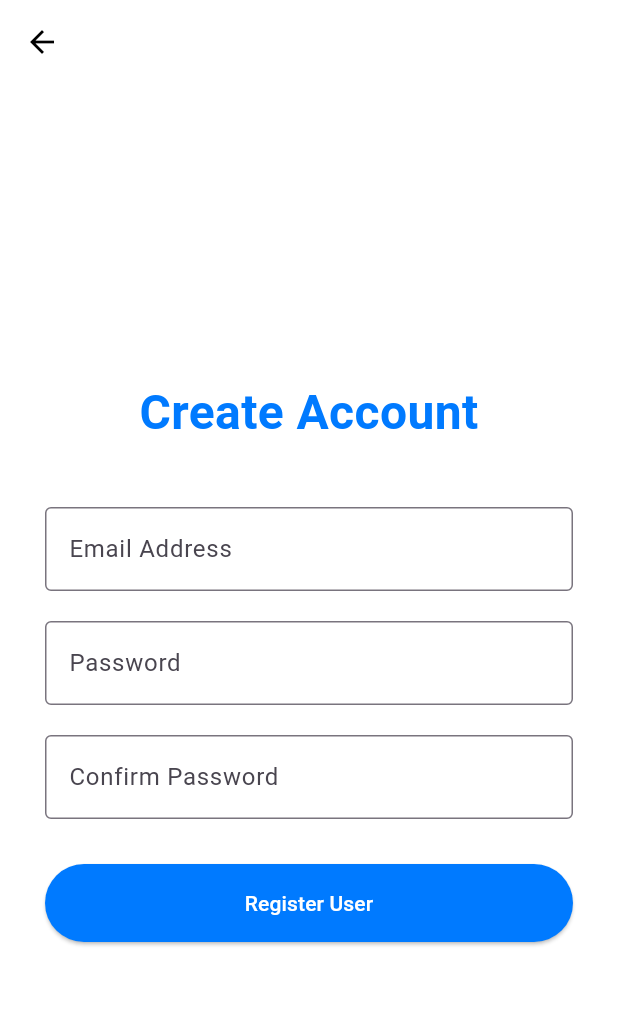
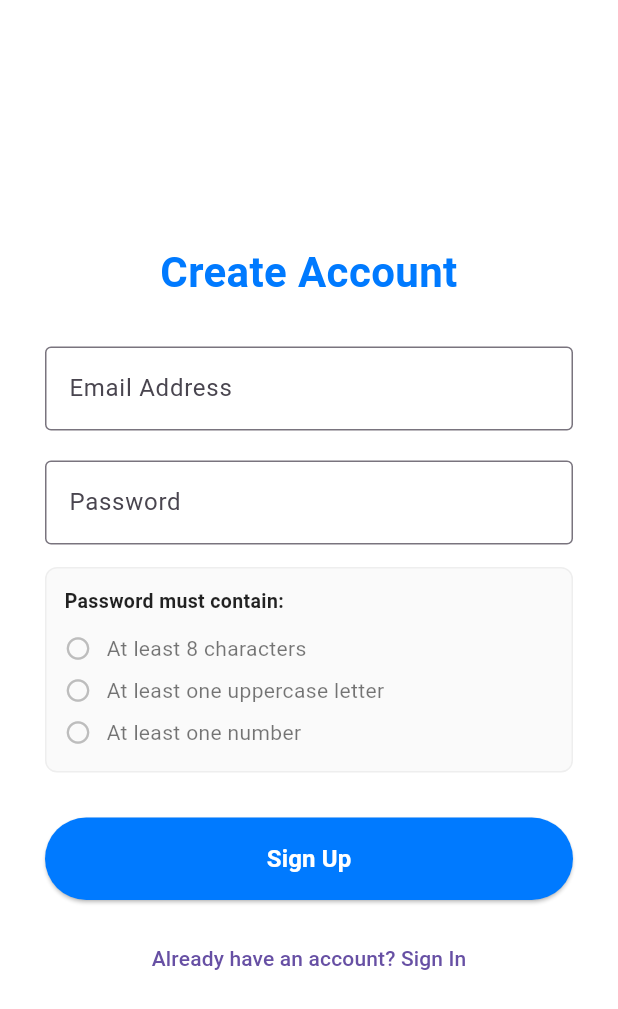
Before and after one commit to gloriap05/Airsense, a Flutter app: the SignUpPage screen opened directly, on a phone screen of 412 x 824 dp. Shown: the top 1009 px of the screen. Run offline on Flutter 3.47's test engine with Material 3 defaults, Android fonts, the phone set to English and light mode, and no system bars; our stand-ins replace cloud_firestore, firebase_auth, firebase_core, fl_chart, flutter_map, geocoding and 2 more; accounts and stored records are empty.

Commit message:
Update signup_page.dart

```diff
--- a/lib/signup_page.dart
+++ b/lib/signup_page.dart
@@ -13,38 +13,49 @@ class _SignUpPageState extends State<SignUpPage> {
   final _formKey = GlobalKey<FormState>();
   final _emailController = TextEditingController();
   final _passwordController = TextEditingController();
-  final _confirmPasswordController = TextEditingController();
   bool _isLoading = false;
+
+  // --- PASSWORD TRACKING STATES ---
+  bool _hasMinLength = false;
+  bool _hasUppercase = false;
+  bool _hasNumber = false;
 
   @override
   void dispose() {
     _emailController.dispose();
     _passwordController.dispose();
-    _confirmPasswordController.dispose();
     super.dispose();
   }
 
+  // Real-time text parsing on every keypress
+  void _validatePassword(String value) {
+    setState(() {
+      _hasMinLength = value.length >= 8;
+      _hasUppercase = value.contains(RegExp(r'[A-Z]'));
+      _hasNumber = value.contains(RegExp(r'[0-9]'));
+    });
+  }
+
+  // Active Firebase Account Registration Logic
   void _handleSignUp() async {
     if (_formKey.currentState!.validate()) {
       setState(() => _isLoading = true);
       try {
-        // This command contacts Firebase and registers the new user details securely
         await FirebaseAuth.instance.createUserWithEmailAndPassword(
           email: _emailController.text.trim(),
           password: _passwordController.text.trim(),
         );
 
         if (mounted) {
-          Navigator.pushAndRemoveUntil(
+          Navigator.pushReplacement(
             context,
             MaterialPageRoute(builder: (context) => const HomeScreen()),
-            (route) => false,
           );
         }
       } on FirebaseAuthException catch (e) {
-        String errMsg = 'An error occurred';
-        if (e.code == 'weak-password') errMsg = 'Password is too weak.';
-        if (e.code == 'email-already-in-use') errMsg = 'Account already exists.';
+        String errMsg = 'Registration failed. Please try again.';
+        if (e.code == 'email-already-in-use') errMsg = 'This email is already registered.';
+        if (e.code == 'weak-password') errMsg = 'The password provided is too weak.';
 
         if (mounted) {
           ScaffoldMessenger.of(context).showSnackBar(
@@ -60,9 +71,9 @@ class _SignUpPageState extends State<SignUpPage> {
   @override
   Widget build(BuildContext context) {
     final themeColor = Theme.of(context).primaryColor;
+
     return Scaffold(
       backgroundColor: Colors.white,
-      appBar: AppBar(backgroundColor: Colors.transparent, elevation: 0, iconTheme: const IconThemeData(color: Colors.black)),
       body: SafeArea(
         child: Center(
           child: SingleChildScrollView(
@@ -72,33 +83,76 @@ class _SignUpPageState extends State<SignUpPage> {
               child: Column(
                 crossAxisAlignment: CrossAxisAlignment.stretch,
                 children: [
-                  Text("Create Account", style: TextStyle(fontSize: 32, fontWeight: FontWeight.bold, color: themeColor), textAlign: TextAlign.center),
-                  const SizedBox(height: 40),
+                  Text(
+                    "Create Account",
+                    style: TextStyle(fontSize: 28, fontWeight: FontWeight.bold, color: themeColor),
+                    textAlign: TextAlign.center
+                  ),
+                  const SizedBox(height: 30),
+
+                  // Email Input
                   TextFormField(
                     controller: _emailController,
                     keyboardType: TextInputType.emailAddress,
                     decoration: const InputDecoration(labelText: 'Email Address', border: OutlineInputBorder()),
-                    validator: (value) => value == null || value.isEmpty ? 'Enter email' : null,
+                    validator: (value) => value == null || value.isEmpty ? 'Enter your email' : null,
                   ),
                   const SizedBox(height: 20),
+
+                  // Password Input
                   TextFormField(
                     controller: _passwordController,
                     obscureText: true,
                     decoration: const InputDecoration(labelText: 'Password', border: OutlineInputBorder()),
-                    validator: (value) => value == null || value.length < 6 ? 'Password must be 6+ chars' : null,
+                    onChanged: _validatePassword,
+                    validator: (value) {
+                      if (!_hasMinLength || !_hasUppercase || !_hasNumber) {
+                        return 'Password does not meet all requirements';
+                      }
+                      return null;
+                    },
                   ),
-                  const SizedBox(height: 20),
-                  TextFormField(
-                    controller: _confirmPasswordController,
-                    obscureText: true,
-                    decoration: const InputDecoration(labelText: 'Confirm Password', border: OutlineInputBorder()),
-                    validator: (value) => value != _passwordController.text ? 'Passwords do not match' : null,
+                  const SizedBox(height: 15),
+
+                  // --- INTERACTIVE CONSTRAINT CHECKLIST ---
+                  Container(
+                    padding: const EdgeInsets.all(12),
+                    decoration: BoxDecoration(
+                      color: Colors.grey[50],
+                      borderRadius: BorderRadius.circular(8),
+                      border: Border.all(color: Colors.grey[200]!),
+                    ),
+                    child: Column(
+                      crossAxisAlignment: CrossAxisAlignment.start,
+                      children: [
+                        const Text("Password must contain:", style: TextStyle(fontWeight: FontWeight.bold, fontSize: 13, color: Colors.black87)),
+                        const SizedBox(height: 8),
+                        _buildValidationRow("At least 8 characters", _hasMinLength),
+                        _buildValidationRow("At least one uppercase letter", _hasUppercase),
+                        _buildValidationRow("At least one number", _hasNumber),
+                      ],
+                    ),
                   ),
                   const SizedBox(height: 30),
+
+                  // Sign Up Action Button
                   ElevatedButton(
                     onPressed: _isLoading ? null : _handleSignUp,
-                    style: ElevatedButton.styleFrom(padding: const EdgeInsets.symmetric(vertical: 16), backgroundColor: themeColor),
-                    child: _isLoading ? const CircularProgressIndicator(color: Colors.white) : const Text("Register User", style: TextStyle(color: Colors.white)),
+                    style: ElevatedButton.styleFrom(
+                      padding: const EdgeInsets.symmetric(vertical: 16),
+                      backgroundColor: themeColor
+                    ),
+                    child: _isLoading
+                        ? const CircularProgressIndicator(color: Colors.white)
+                        : const Text("Sign Up", style: TextStyle(color: Colors.white, fontSize: 16, fontWeight: FontWeight.bold)),
+                  ),
+                  const SizedBox(height: 15),
+
+                  TextButton(
+                    onPressed: () {
+                      Navigator.pop(context);
+                    },
+                    child: const Text("Already have an account? Sign In"),
                   ),
                 ],
               ),
@@ -108,4 +162,27 @@ class _SignUpPageState extends State<SignUpPage> {
       ),
     );
   }
+
+  Widget _buildValidationRow(String requirement, bool isSatisfied) {
+    return Padding(
+      padding: const EdgeInsets.symmetric(vertical: 4.0),
+      child: Row(
+        children: [
+          Icon(
+            isSatisfied ? Icons.check_circle : Icons.radio_button_unchecked,
+            color: isSatisfied ? Colors.green : Colors.grey[400],
+            size: 18,
+          ),
+          const SizedBox(width: 10),
+          Text(
+            requirement,
+            style: TextStyle(
+              color: isSatisfied ? Colors.green[700] : Colors.black54,
+              fontWeight: isSatisfied ? FontWeight.w500 : FontWeight.normal,
+            ),
+          ),
+        ],
+      ),
+    );
+  }
 }
```
